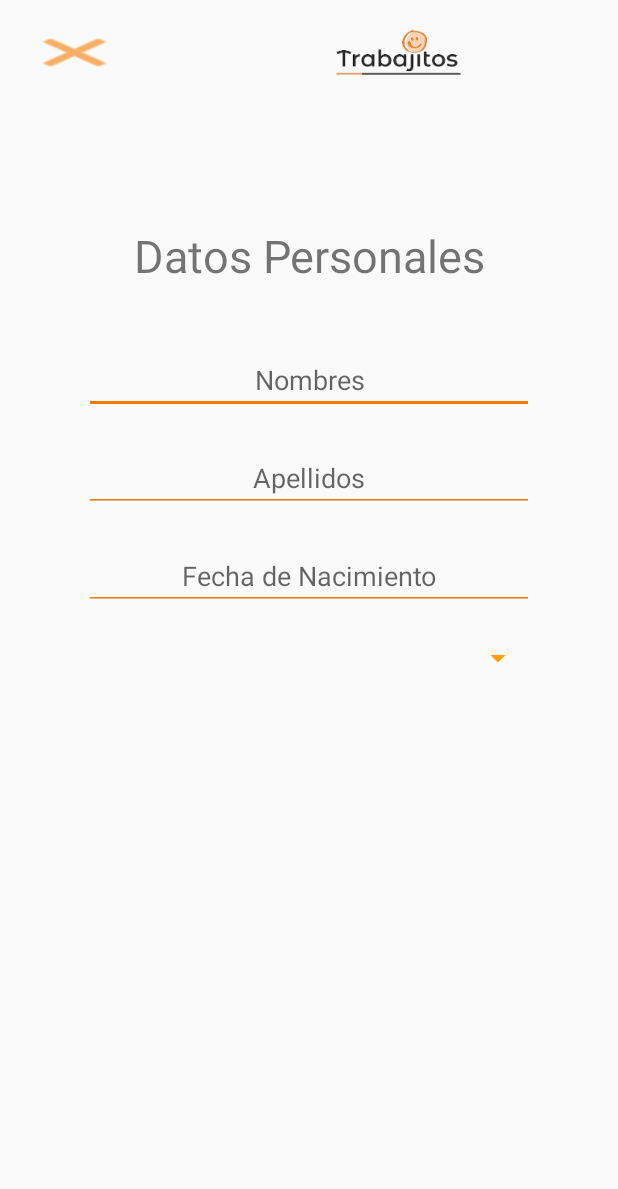
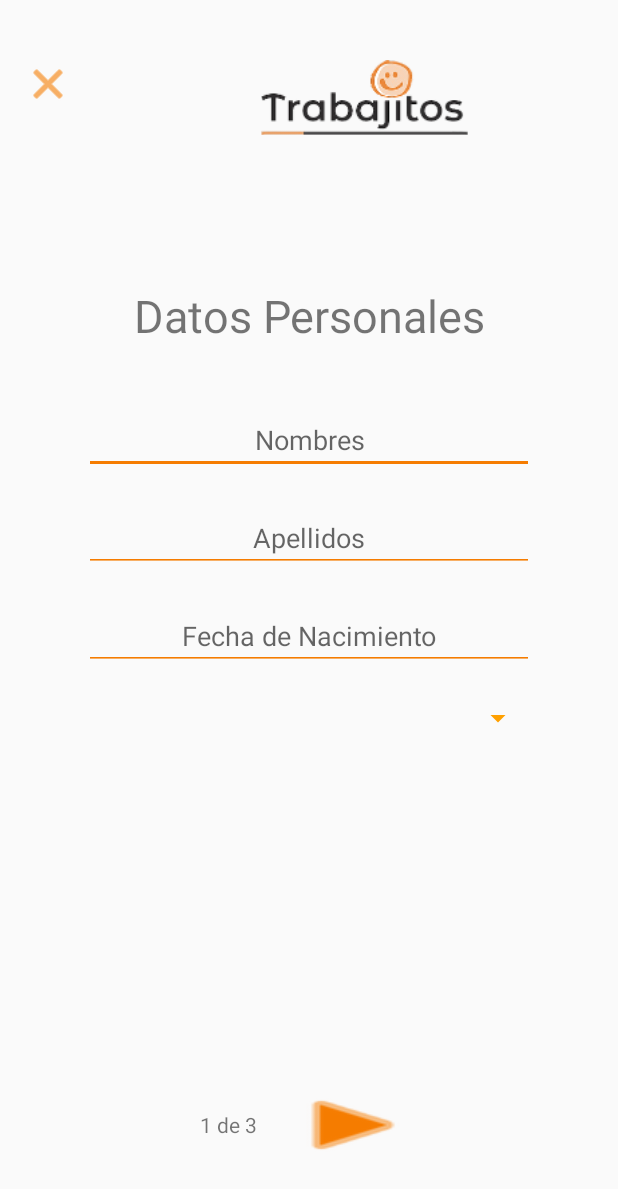
Before and after one commit to Trabajitos/trabajitos, an Android app: the SignUpActivity screen opened directly, with no data from a screen before it, on a phone screen of 412 x 824 dp. Shown: the top 1189 px of the screen. Run offline under Robolectric (Android 15) with nearby library versions, the phone set to English and light mode, and no system bars.

Commit message:
cambios en el registro

```diff
--- a/app/src/main/java/cl/trabajitos/intentodelogin/SignUpActivity.kt
+++ b/app/src/main/java/cl/trabajitos/intentodelogin/SignUpActivity.kt
@@ -2,6 +2,8 @@ package cl.trabajitos.intentodelogin
 
 import androidx.appcompat.app.AppCompatActivity
 import android.os.Bundle
+import android.view.View
+import androidx.core.view.isVisible
 import kotlinx.android.synthetic.main.activity_signup.*
 
 class SignUpActivity : AppCompatActivity() {
@@ -13,8 +15,26 @@ class SignUpActivity : AppCompatActivity() {
 
     private fun setup() {
 
-        backButton.setOnClickListener{
+        backButton.setOnClickListener {
             onBackPressed()
         }
+
+        nextButton.setOnClickListener {
+
+
+            if (nameEditText.text.isNotEmpty() &&
+                lastNameEditText.text.isNotEmpty() &&
+                birthEditTextDate.text.isNotEmpty()
+            ) {
+
+                personalInfoLayout.visibility = View.GONE
+                contactInfoLayout.visibility = View.VISIBLE
+                pageTextView.setText("2 de 3")
+
+            }
+
+        }
     }
+
+
 }
--- a/app/src/main/res/layout/activity_signup.xml
+++ b/app/src/main/res/layout/activity_signup.xml
@@ -7,21 +7,19 @@
     tools:context=".SignUpActivity">
 
     <LinearLayout
-        android:id="@+id/linearLayout"
-        android:layout_width="0dp"
+        android:id="@+id/tittleLayout"
+        android:layout_width="wrap_content"
         android:layout_height="wrap_content"
         android:layout_marginStart="16dp"
-        android:layout_marginTop="20dp"
-        android:layout_marginEnd="16dp"
+        android:layout_marginTop="40dp"
         android:orientation="horizontal"
-        app:layout_constraintEnd_toEndOf="parent"
         app:layout_constraintStart_toStartOf="parent"
         app:layout_constraintTop_toTopOf="parent">
 
         <Button
             android:id="@+id/backButton"
-            android:layout_width="15dp"
-            android:layout_height="30dp"
+            android:layout_width="wrap_content"
+            android:layout_height="wrap_content"
             android:layout_weight="1"
             android:background="@android:drawable/ic_menu_close_clear_cancel"
             android:backgroundTint="@color/colorAccent"
@@ -30,34 +28,35 @@
             android:textSize="8sp" />
 
         <Space
-            android:layout_width="wrap_content"
+            android:layout_width="80dp"
             android:layout_height="wrap_content"
             android:layout_weight="1" />
 
         <ImageView
             android:id="@+id/imageView2"
-            android:layout_width="wrap_content"
-            android:layout_height="match_parent"
+            android:layout_width="230dp"
+            android:layout_height="50dp"
             android:layout_weight="3"
             app:srcCompat="@drawable/logotipo" />
 
     </LinearLayout>
 
     <LinearLayout
-        android:id="@+id/linearLayout3"
+        android:id="@+id/personalInfoLayout"
         android:layout_width="wrap_content"
         android:layout_height="wrap_content"
-        android:layout_marginStart="20dp"
+        android:layout_marginStart="16dp"
         android:layout_marginTop="100dp"
-        android:layout_marginEnd="20dp"
+        android:layout_marginEnd="16dp"
         android:layout_weight="3"
         android:orientation="vertical"
+        android:visibility="visible"
         app:layout_constraintEnd_toEndOf="parent"
         app:layout_constraintStart_toStartOf="parent"
-        app:layout_constraintTop_toBottomOf="@+id/linearLayout">
+        app:layout_constraintTop_toBottomOf="@+id/tittleLayout">
 
         <TextView
-            android:id="@+id/titleTextView"
+            android:id="@+id/personalDataTextView"
             android:layout_width="match_parent"
             android:layout_height="wrap_content"
             android:text="Datos Personales"
@@ -117,10 +116,119 @@
             android:layout_height="wrap_content"
             android:backgroundTint="#FFA000" />
 
+    </LinearLayout>
+
+    <LinearLayout
+        android:id="@+id/contactInfoLayout"
+        android:layout_width="wrap_content"
+        android:layout_height="wrap_content"
+        android:layout_marginStart="16dp"
+        android:layout_marginTop="100dp"
+        android:layout_marginEnd="16dp"
+        android:orientation="vertical"
+        android:visibility="gone"
+        app:layout_constraintEnd_toEndOf="parent"
+        app:layout_constraintStart_toStartOf="parent"
+        app:layout_constraintTop_toBottomOf="@+id/tittleLayout">
+
+        <TextView
+            android:id="@+id/contactDataTextView"
+            android:layout_width="match_parent"
+            android:layout_height="wrap_content"
+            android:text="Datos de Contacto"
+            android:textAlignment="center"
+            android:textSize="30sp" />
+
         <Space
             android:layout_width="match_parent"
-            android:layout_height="50dp" />
+            android:layout_height="40dp" />
+
+        <EditText
+            android:id="@+id/emailEditText"
+            android:layout_width="match_parent"
+            android:layout_height="wrap_content"
+            android:backgroundTint="#F57C00"
+            android:ems="10"
+            android:gravity="center_horizontal"
+            android:hint="Correo Electronico"
+            android:inputType="textEmailAddress" />
+
+        <Space
+            android:layout_width="match_parent"
+            android:layout_height="20dp" />
+
+        <EditText
+            android:id="@+id/phoneEditText"
+            android:layout_width="match_parent"
+            android:layout_height="wrap_content"
+            android:backgroundTint="#F57C00"
+            android:ems="10"
+            android:gravity="center_horizontal"
+            android:hint="Numero de Teléfono"
+            android:inputType="phone" />
+
+        <Space
+            android:layout_width="match_parent"
+            android:layout_height="20dp" />
+
+        <EditText
+            android:id="@+id/passwordEditText"
+            android:layout_width="match_parent"
+            android:layout_height="wrap_content"
+            android:backgroundTint="#F57C00"
+            android:ems="10"
+            android:foregroundTint="#FFFFFF"
+            android:gravity="center_horizontal"
+            android:hint="Contraseña"
+            android:inputType="textPassword" />
+
+        <Space
+            android:layout_width="match_parent"
+            android:layout_height="20dp" />
+
+        <EditText
+            android:id="@+id/confirmPasswordEditText"
+            android:layout_width="match_parent"
+            android:layout_height="wrap_content"
+            android:backgroundTint="#F57C00"
+            android:ems="10"
+            android:gravity="center_horizontal"
+            android:hint="Confirme Contraseña"
+            android:inputType="textPassword" />
 
     </LinearLayout>
 
+    <LinearLayout
+        android:id="@+id/navLayout"
+        android:layout_width="wrap_content"
+        android:layout_height="wrap_content"
+        android:layout_marginStart="16dp"
+        android:layout_marginEnd="16dp"
+        android:layout_marginBottom="50dp"
+        android:orientation="horizontal"
+        app:layout_constraintBottom_toBottomOf="parent"
+        app:layout_constraintEnd_toEndOf="parent"
+        app:layout_constraintStart_toStartOf="parent">
+
+        <TextView
+            android:id="@+id/pageTextView"
+            android:layout_width="wrap_content"
+            android:layout_height="wrap_content"
+            android:layout_weight="1"
+            android:text="1 de 3" />
+
+        <Space
+            android:layout_width="20dp"
+            android:layout_height="wrap_content"
+            android:layout_weight="1" />
+
+        <Button
+            android:id="@+id/nextButton"
+            android:layout_width="wrap_content"
+            android:layout_height="wrap_content"
+            android:layout_weight="1"
+            android:background="@android:drawable/ic_media_play"
+            android:backgroundTint="#F57C00" />
+    </LinearLayout>
+
 </androidx.constraintlayout.widget.ConstraintLayout>
```
